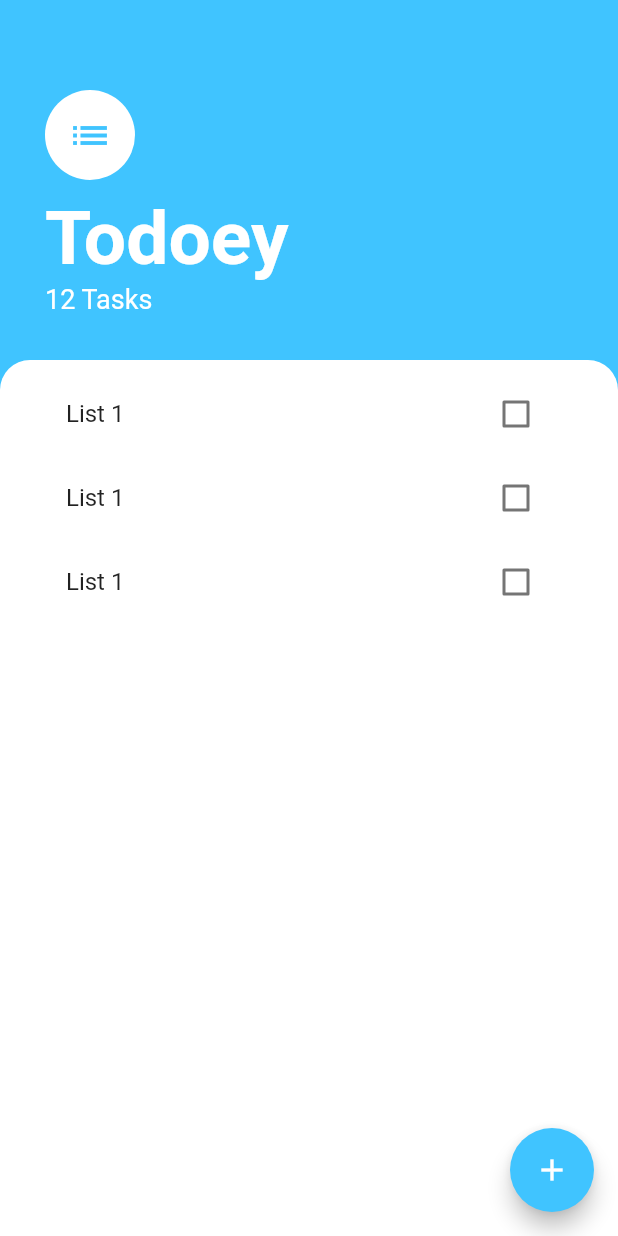
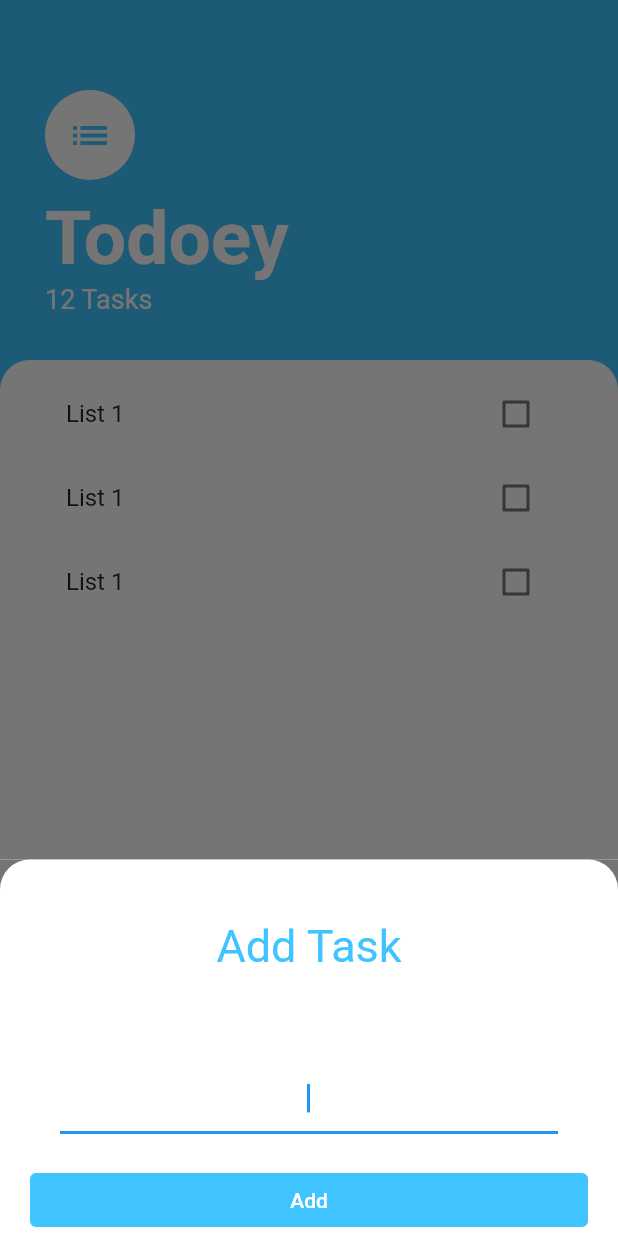
Before and after one commit to dastagg/LAB-F-todoey, a Flutter app: the screen it shows after launch, after a tap on the "add" icon, on a phone screen of 412 x 824 dp. Run offline on Flutter 3.47's test engine with Material 2 defaults, Android fonts, the phone set to English and light mode, and no system bars.

Commit message:
Create the bottom sheet popup.

```diff
--- /dev/null
+++ b/lib/screens/add_task_screen.dart
@@ -0,0 +1,56 @@
+import 'package:flutter/material.dart';
+import 'package:flutter/painting.dart';
+
+class AddTaskScreen extends StatelessWidget {
+  const AddTaskScreen({Key? key}) : super(key: key);
+
+  @override
+  Widget build(BuildContext context) {
+    return Container(
+      color: const Color(0xFF757575),
+      child: Container(
+        padding: const EdgeInsets.symmetric(horizontal: 20.0),
+        decoration: const BoxDecoration(
+          color: Colors.white,
+          borderRadius: BorderRadius.only(
+            topRight: Radius.circular(20.0),
+            topLeft: Radius.circular(20.0),
+          ),
+        ),
+        child: Column(
+          crossAxisAlignment: CrossAxisAlignment.stretch,
+          children: [
+            const Padding(
+              padding: EdgeInsets.symmetric(vertical: 40.0),
+              child: Text(
+                'Add Task',
+                textAlign: TextAlign.center,
+                style: TextStyle(
+                  color: Colors.lightBlueAccent,
+                  fontSize: 30.0,
+                ),
+              ),
+            ),
+            const Padding(
+              padding: EdgeInsets.all(20.0),
+              child: Center(
+                child: TextField(
+                  textAlign: TextAlign.center,
+                  autofocus: true,
+                ),
+              ),
+            ),
+            TextButton(
+              style: TextButton.styleFrom(
+                primary: Colors.white,
+                backgroundColor: Colors.lightBlueAccent,
+              ),
+              onPressed: () {},
+              child: const Text('Add'),
+            )
+          ],
+        ),
+      ),
+    );
+  }
+}
--- a/lib/screens/tasks_screen.dart
+++ b/lib/screens/tasks_screen.dart
@@ -1,5 +1,6 @@
 import 'package:flutter/material.dart';
 import '../widgets/tasks_list.dart';
+import '../screens/add_task_screen.dart';
 
 class TasksScreen extends StatelessWidget {
   const TasksScreen({Key? key}) : super(key: key);
@@ -10,7 +11,16 @@ class TasksScreen extends StatelessWidget {
       floatingActionButton: FloatingActionButton(
         backgroundColor: Colors.lightBlueAccent,
         child: const Icon(Icons.add),
-        onPressed: () {},
+        onPressed: () {
+          showModalBottomSheet(
+              context: context,
+              isScrollControlled: true,
+              builder: (context) => SingleChildScrollView(
+                padding: EdgeInsets.only (bottom: MediaQuery.of(context).viewInsets.bottom),
+                child: const AddTaskScreen(),
+              ),
+          );
+        },
       ),
       backgroundColor: Colors.lightBlueAccent,
       body: Column(
```
